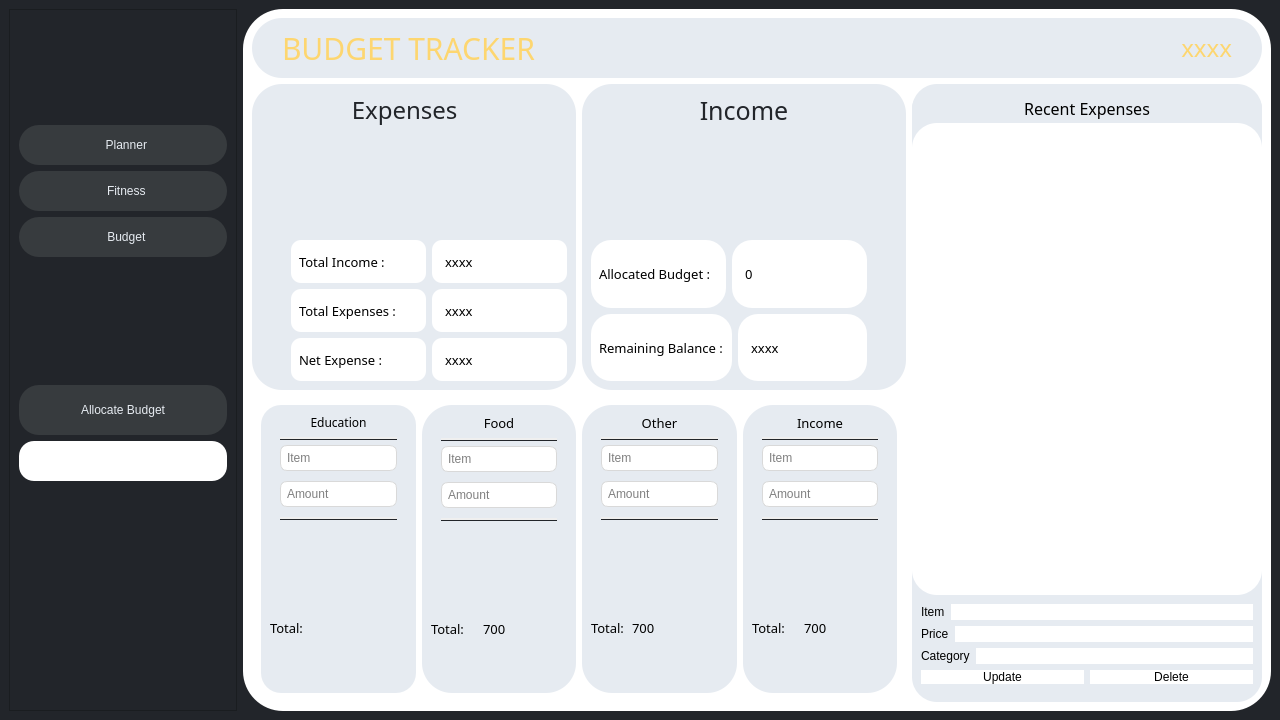
This is K/budget.ui in burr1to/kaizen as Qt 5 draws it before an edit. The edited form follows.
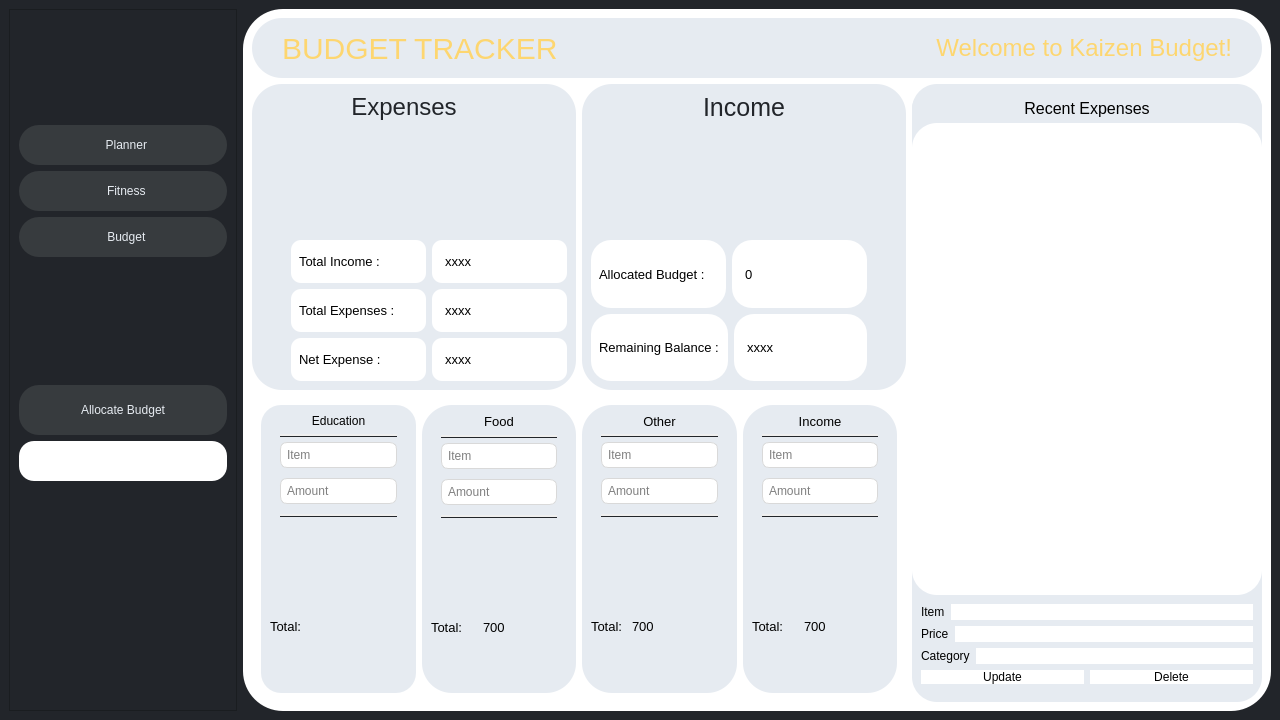
This is the edited form. Icons and pictures are not drawn.

The edit to the form file:
```diff
--- a/K/budget.ui
+++ b/K/budget.ui
@@ -300,7 +300,6 @@
            <widget class="QLabel" name="label">
             <property name="font">
              <font>
-              <family>FONTSPRING DEMO - Pontiac Black</family>
               <pointsize>-1</pointsize>
               <italic>false</italic>
               <bold>false</bold>
@@ -321,7 +320,6 @@
            <widget class="QLabel" name="hellotxt">
             <property name="font">
              <font>
-              <family>FONTSPRING DEMO - Pontiac Black</family>
               <pointsize>-1</pointsize>
               <italic>false</italic>
               <bold>false</bold>
@@ -333,7 +331,7 @@
 font:24px;</string>
             </property>
             <property name="text">
-             <string>xxxx</string>
+             <string>Welcome to Kaizen Budget!</string>
             </property>
             <property name="alignment">
              <set>Qt::AlignRight|Qt::AlignTrailing|Qt::AlignVCenter</set>
@@ -369,7 +367,6 @@
                    <widget class="QLabel" name="label_7">
                     <property name="font">
                      <font>
-                      <family>Foco</family>
                       <pointsize>-1</pointsize>
                       <italic>false</italic>
                       <bold>false</bold>
@@ -400,7 +397,6 @@
                        <widget class="QLabel" name="label_18">
                         <property name="font">
                          <font>
-                          <family>Foco</family>
                           <pointsize>10</pointsize>
                           <italic>false</italic>
                           <bold>false</bold>
@@ -424,7 +420,6 @@
                        <widget class="QLabel" name="intotal">
                         <property name="font">
                          <font>
-                          <family>Foco</family>
                           <pointsize>10</pointsize>
                           <italic>false</italic>
                           <bold>false</bold>
@@ -454,7 +449,6 @@
                        <widget class="QLabel" name="label_17">
                         <property name="font">
                          <font>
-                          <family>Foco</family>
                           <pointsize>10</pointsize>
                           <italic>false</italic>
                           <bold>false</bold>
@@ -478,7 +472,6 @@
                        <widget class="QLabel" name="extotal">
                         <property name="font">
                          <font>
-                          <family>Foco</family>
                           <pointsize>10</pointsize>
                           <italic>false</italic>
                           <bold>false</bold>
@@ -508,7 +501,6 @@
                        <widget class="QLabel" name="label_19">
                         <property name="font">
                          <font>
-                          <family>Foco</family>
                           <pointsize>10</pointsize>
                           <italic>false</italic>
                           <bold>false</bold>
@@ -532,7 +524,6 @@
                        <widget class="QLabel" name="net">
                         <property name="font">
                          <font>
-                          <family>Foco</family>
                           <pointsize>10</pointsize>
                           <italic>false</italic>
                           <bold>false</bold>
@@ -583,7 +574,6 @@
                    <widget class="QLabel" name="label_10">
                     <property name="font">
                      <font>
-                      <family>Foco</family>
                       <pointsize>-1</pointsize>
                       <italic>false</italic>
                       <bold>false</bold>
@@ -621,7 +611,6 @@
                        <widget class="QLabel" name="label_22">
                         <property name="font">
                          <font>
-                          <family>Foco</family>
                           <pointsize>10</pointsize>
                           <italic>false</italic>
                           <bold>false</bold>
@@ -645,7 +634,6 @@
                        <widget class="QLabel" name="allbudget">
                         <property name="font">
                          <font>
-                          <family>Foco</family>
                           <pointsize>10</pointsize>
                           <italic>false</italic>
                           <bold>false</bold>
@@ -675,7 +663,6 @@
                        <widget class="QLabel" name="label_23">
                         <property name="font">
                          <font>
-                          <family>Foco</family>
                           <pointsize>10</pointsize>
                           <italic>false</italic>
                           <bold>false</bold>
@@ -699,7 +686,6 @@
                        <widget class="QLabel" name="rem">
                         <property name="font">
                          <font>
-                          <family>Foco</family>
                           <pointsize>10</pointsize>
                           <italic>false</italic>
                           <bold>false</bold>
@@ -777,7 +763,6 @@
                         <widget class="QPushButton" name="pushButton_6">
                          <property name="font">
                           <font>
-                           <family>Foco</family>
                            <pointsize>-1</pointsize>
                            <italic>false</italic>
                            <bold>false</bold>
@@ -959,7 +944,6 @@
                     <widget class="QLabel" name="label_11">
                      <property name="font">
                       <font>
-                       <family>Foco</family>
                        <pointsize>10</pointsize>
                        <italic>false</italic>
                        <bold>false</bold>
@@ -974,7 +958,6 @@
                     <widget class="QLabel" name="edutot">
                      <property name="font">
                       <font>
-                       <family>Foco</family>
                        <pointsize>10</pointsize>
                        <italic>false</italic>
                        <bold>false</bold>
@@ -1021,7 +1004,6 @@
                       <widget class="QPushButton" name="pushButton_7">
                        <property name="font">
                         <font>
-                         <family>Foco</family>
                          <pointsize>10</pointsize>
                          <italic>false</italic>
                          <bold>false</bold>
@@ -1199,7 +1181,6 @@
                     <widget class="QLabel" name="label_13">
                      <property name="font">
                       <font>
-                       <family>Foco</family>
                        <pointsize>10</pointsize>
                        <italic>false</italic>
                        <bold>false</bold>
@@ -1214,7 +1195,6 @@
                     <widget class="QLabel" name="foodtot">
                      <property name="font">
                       <font>
-                       <family>Foco</family>
                        <pointsize>10</pointsize>
                        <italic>false</italic>
                        <bold>false</bold>
@@ -1266,7 +1246,6 @@
                         <widget class="QPushButton" name="pushButton_12">
                          <property name="font">
                           <font>
-                           <family>Foco</family>
                            <pointsize>10</pointsize>
                            <italic>false</italic>
                            <bold>false</bold>
@@ -1446,7 +1425,6 @@
                     <widget class="QLabel" name="label_16">
                      <property name="font">
                       <font>
-                       <family>Foco</family>
                        <pointsize>10</pointsize>
                        <italic>false</italic>
                        <bold>false</bold>
@@ -1461,7 +1439,6 @@
                     <widget class="QLabel" name="othertot">
                      <property name="font">
                       <font>
-                       <family>Foco</family>
                        <pointsize>10</pointsize>
                        <italic>false</italic>
                        <bold>false</bold>
@@ -1513,7 +1490,6 @@
                         <widget class="QPushButton" name="pushButton_14">
                          <property name="font">
                           <font>
-                           <family>Foco</family>
                            <pointsize>10</pointsize>
                            <italic>false</italic>
                            <bold>false</bold>
@@ -1694,7 +1670,6 @@
                     <widget class="QLabel" name="label_12">
                      <property name="font">
                       <font>
-                       <family>Foco</family>
                        <pointsize>10</pointsize>
                        <italic>false</italic>
                        <bold>false</bold>
@@ -1709,7 +1684,6 @@
                     <widget class="QLabel" name="intot">
                      <property name="font">
                       <font>
-                       <family>Foco</family>
                        <pointsize>10</pointsize>
                        <italic>false</italic>
                        <bold>false</bold>
@@ -1778,7 +1752,6 @@
               </property>
               <property name="font">
                <font>
-                <family>Foco</family>
                 <pointsize>-1</pointsize>
                 <italic>false</italic>
                 <bold>false</bold>
```
